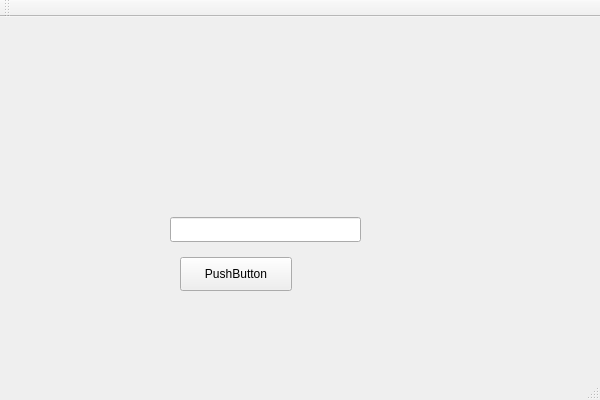
This is FightingClient/gui.ui in BReakMyMinD/fightingClient as Qt 5 draws it before an edit. The edited form follows.
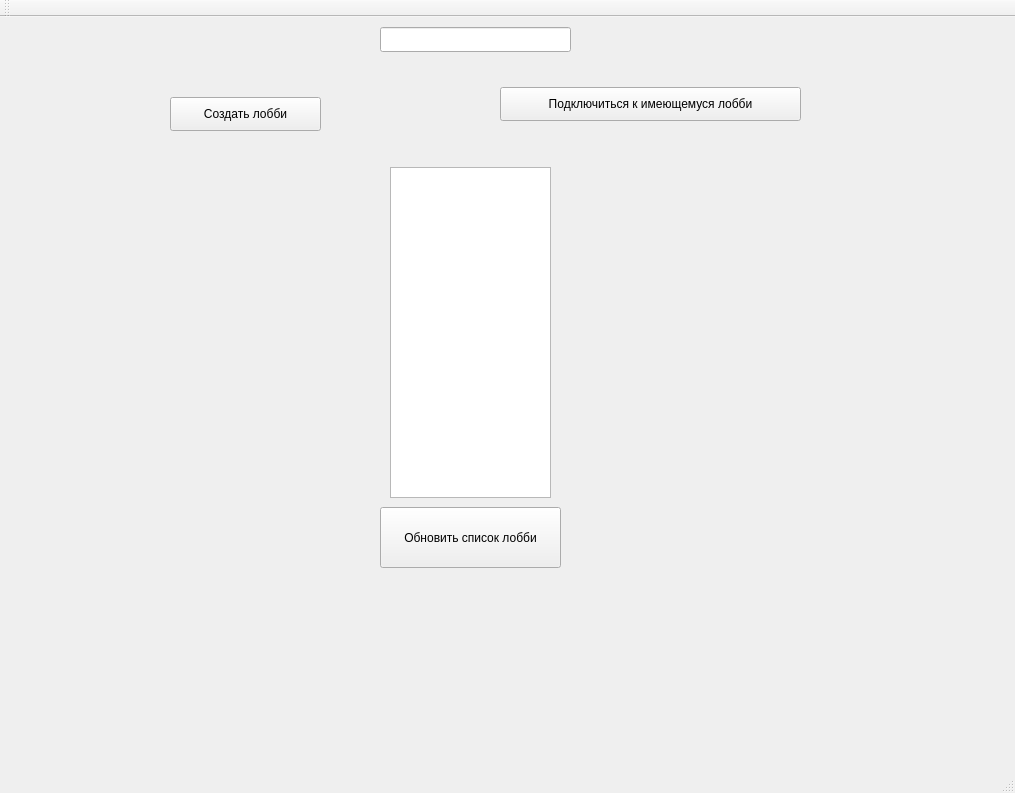
This is the edited form.

```diff
--- a/FightingClient/gui.ui
+++ b/FightingClient/gui.ui
@@ -6,8 +6,8 @@
    <rect>
     <x>0</x>
     <y>0</y>
-    <width>600</width>
-    <height>400</height>
+    <width>1015</width>
+    <height>793</height>
    </rect>
   </property>
   <property name="windowTitle">
@@ -17,35 +17,84 @@
    <widget class="QWidget" name="menuWidget" native="true">
     <property name="geometry">
      <rect>
-      <x>130</x>
-      <y>170</y>
-      <width>251</width>
-      <height>121</height>
+      <x>20</x>
+      <y>0</y>
+      <width>1001</width>
+      <height>701</height>
      </rect>
     </property>
     <widget class="QPushButton" name="start">
      <property name="geometry">
       <rect>
-       <x>50</x>
+       <x>150</x>
+       <y>80</y>
+       <width>151</width>
+       <height>34</height>
+      </rect>
+     </property>
+     <property name="text">
+      <string>Создать лобби</string>
+     </property>
+    </widget>
+    <widget class="QPushButton" name="joinLobby">
+     <property name="geometry">
+      <rect>
+       <x>480</x>
        <y>70</y>
-       <width>112</width>
+       <width>301</width>
        <height>34</height>
       </rect>
      </property>
      <property name="text">
-      <string>PushButton</string>
+      <string>Подключиться к имеющемуся лобби</string>
      </property>
     </widget>
     <widget class="QLineEdit" name="name">
      <property name="geometry">
       <rect>
-       <x>40</x>
-       <y>30</y>
+       <x>360</x>
+       <y>10</y>
        <width>191</width>
        <height>25</height>
       </rect>
      </property>
     </widget>
+    <widget class="QListWidget" name="list">
+     <property name="geometry">
+      <rect>
+       <x>370</x>
+       <y>150</y>
+       <width>161</width>
+       <height>331</height>
+      </rect>
+     </property>
+    </widget>
+    <widget class="QLabel" name="status">
+     <property name="geometry">
+      <rect>
+       <x>77</x>
+       <y>570</y>
+       <width>811</width>
+       <height>20</height>
+      </rect>
+     </property>
+     <property name="text">
+      <string/>
+     </property>
+    </widget>
+    <widget class="QPushButton" name="refreshList">
+     <property name="geometry">
+      <rect>
+       <x>360</x>
+       <y>490</y>
+       <width>181</width>
+       <height>61</height>
+      </rect>
+     </property>
+     <property name="text">
+      <string>Обновить список лобби</string>
+     </property>
+    </widget>
    </widget>
   </widget>
   <widget class="QMenuBar" name="menuBar">
```
Left out of the diff: 4 changed lines with no effect on the pictures.
